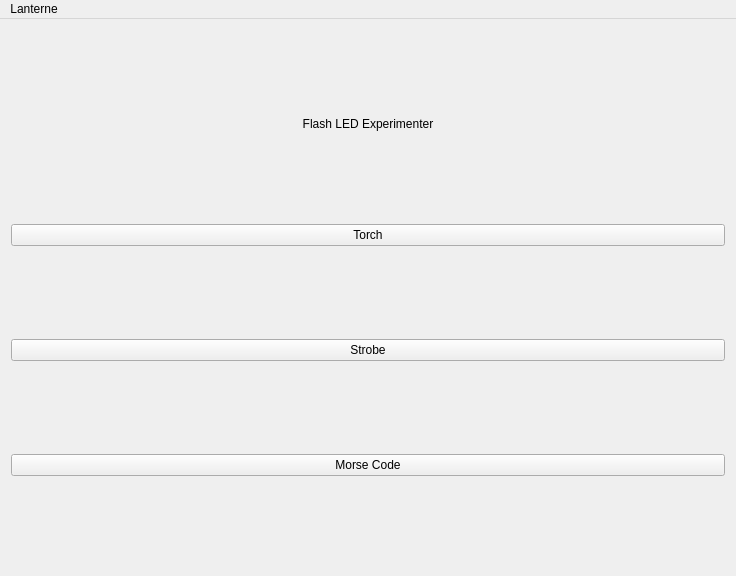
The window that mainwindow.ui (jpietrzak8/Lanterne) describes before a commit, drawn with Qt 5.
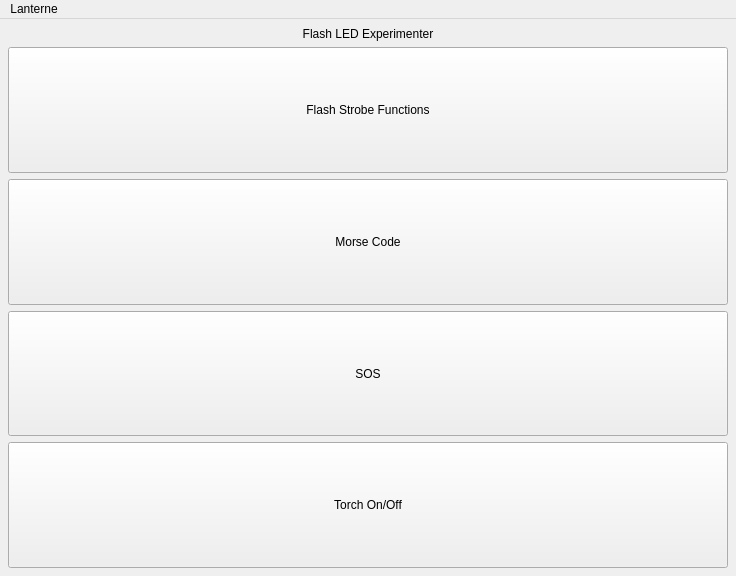
The same window after the commit.

Patch:
```diff
--- a/mainwindow.ui
+++ b/mainwindow.ui
@@ -15,6 +15,9 @@
   </property>
   <widget class="QWidget" name="centralWidget">
    <layout class="QVBoxLayout" name="verticalLayout">
+    <property name="margin">
+     <number>8</number>
+    </property>
     <item>
      <widget class="QLabel" name="TitleLabel">
       <property name="sizePolicy">
@@ -31,27 +34,58 @@
       </property>
      </widget>
     </item>
-    <item>
-     <widget class="QPushButton" name="torchButton">
-      <property name="text">
-       <string>Torch</string>
-      </property>
-     </widget>
-    </item>
     <item>
      <widget class="QPushButton" name="strobeButton">
+      <property name="sizePolicy">
+       <sizepolicy hsizetype="Minimum" vsizetype="Minimum">
+        <horstretch>0</horstretch>
+        <verstretch>0</verstretch>
+       </sizepolicy>
+      </property>
       <property name="text">
-       <string>Strobe</string>
+       <string>Flash Strobe Functions</string>
       </property>
      </widget>
     </item>
     <item>
      <widget class="QPushButton" name="morseButton">
+      <property name="sizePolicy">
+       <sizepolicy hsizetype="Minimum" vsizetype="Minimum">
+        <horstretch>0</horstretch>
+        <verstretch>0</verstretch>
+       </sizepolicy>
+      </property>
       <property name="text">
        <string>Morse Code</string>
       </property>
      </widget>
     </item>
+    <item>
+     <widget class="QPushButton" name="sosButton">
+      <property name="sizePolicy">
+       <sizepolicy hsizetype="Minimum" vsizetype="Minimum">
+        <horstretch>0</horstretch>
+        <verstretch>0</verstretch>
+       </sizepolicy>
+      </property>
+      <property name="text">
+       <string>SOS</string>
+      </property>
+     </widget>
+    </item>
+    <item>
+     <widget class="QPushButton" name="torchButton">
+      <property name="sizePolicy">
+       <sizepolicy hsizetype="Minimum" vsizetype="Minimum">
+        <horstretch>0</horstretch>
+        <verstretch>0</verstretch>
+       </sizepolicy>
+      </property>
+      <property name="text">
+       <string>Torch On/Off</string>
+      </property>
+     </widget>
+    </item>
    </layout>
   </widget>
   <widget class="QMenuBar" name="menuBar">
```
